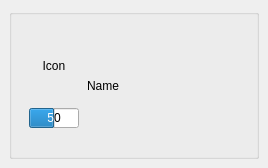
Old version of the form tools/character_search/ui/accessory_widget.ui in the repository Wseop/Qt_LoaTools.
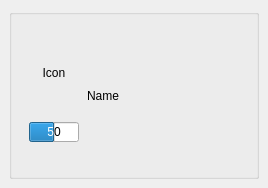
New version of the form.

The edit to the form file:
```diff
--- a/tools/character_search/ui/accessory_widget.ui
+++ b/tools/character_search/ui/accessory_widget.ui
@@ -7,19 +7,19 @@
     <x>0</x>
     <y>0</y>
     <width>268</width>
-    <height>168</height>
+    <height>188</height>
    </rect>
   </property>
   <property name="minimumSize">
    <size>
     <width>268</width>
-    <height>168</height>
+    <height>188</height>
    </size>
   </property>
   <property name="maximumSize">
    <size>
     <width>268</width>
-    <height>168</height>
+    <height>188</height>
    </size>
   </property>
   <property name="windowTitle">
@@ -46,13 +46,13 @@
      <property name="minimumSize">
       <size>
        <width>250</width>
-       <height>150</height>
+       <height>170</height>
       </size>
      </property>
      <property name="maximumSize">
       <size>
        <width>250</width>
-       <height>150</height>
+       <height>170</height>
       </size>
      </property>
      <property name="title">
```
